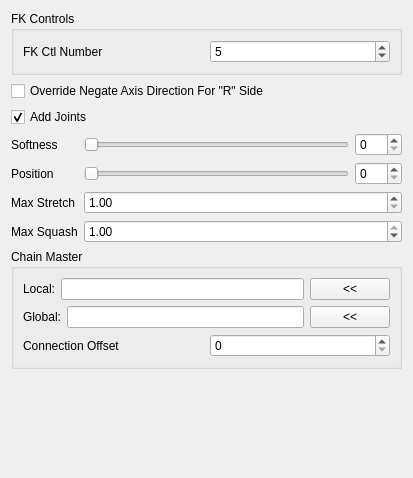
mgear-dev/shifter_classic_components, file scripts/mgear/shifter_classic_components/chain_IK_spline_variable_FK_stack_01/settingsUI.ui: the form before one commit.
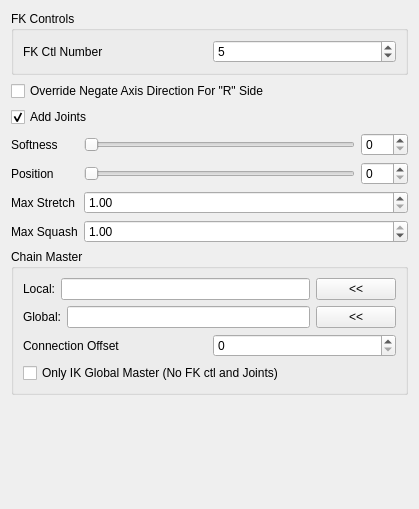
The form after the commit.

```diff
--- a/scripts/mgear/shifter_classic_components/chain_IK_spline_variable_FK_stack_01/settingsUI.ui
+++ b/scripts/mgear/shifter_classic_components/chain_IK_spline_variable_FK_stack_01/settingsUI.ui
@@ -6,8 +6,8 @@
    <rect>
     <x>0</x>
     <y>0</y>
-    <width>413</width>
-    <height>478</height>
+    <width>419</width>
+    <height>509</height>
    </rect>
   </property>
   <property name="windowTitle">
@@ -287,6 +287,19 @@
         </item>
        </layout>
       </item>
+      <item row="3" column="0">
+       <widget class="QCheckBox" name="isGlobalMaster_checkBox">
+        <property name="toolTip">
+         <string>&lt;html&gt;&lt;head/&gt;&lt;body&gt;&lt;p&gt;If the component is going to be only a Global Master the FK controls are not need. Also ensure that the Joints are not created (Override Add Joints option)&lt;/p&gt;&lt;/body&gt;&lt;/html&gt;</string>
+        </property>
+        <property name="text">
+         <string notr="true">Only IK Global Master (No FK ctl and Joints)</string>
+        </property>
+        <property name="checked">
+         <bool>false</bool>
+        </property>
+       </widget>
+      </item>
      </layout>
     </widget>
    </item>
```
Left out of the diff: 6 changed lines with no effect on the pictures.
